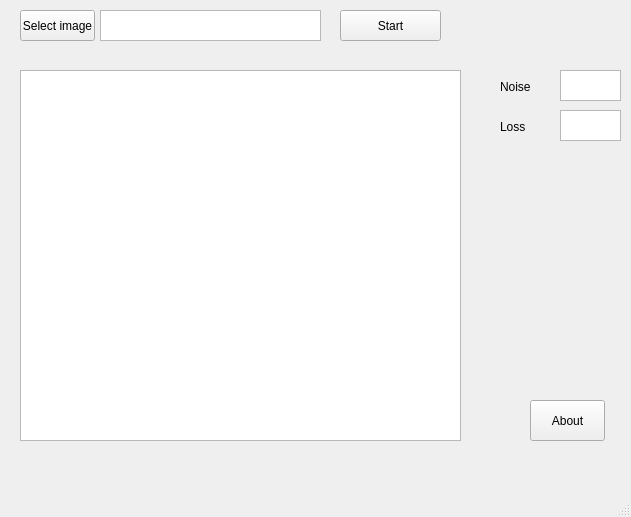
Old version of the form mainwindow.ui in the repository AndresMDQ25/communicationChannels.
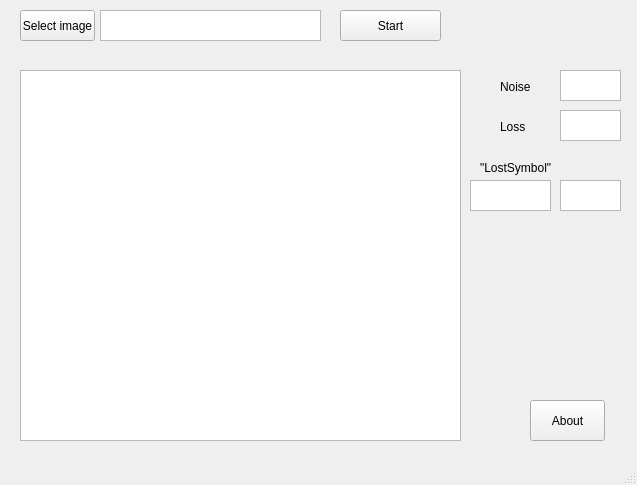
New version of the form.

Diff of the .ui file:
```diff
--- a/mainwindow.ui
+++ b/mainwindow.ui
@@ -6,8 +6,8 @@
    <rect>
     <x>0</x>
     <y>0</y>
-    <width>631</width>
-    <height>517</height>
+    <width>637</width>
+    <height>485</height>
    </rect>
   </property>
   <property name="windowTitle">
@@ -128,6 +128,39 @@
      <string>Loss</string>
     </property>
    </widget>
+   <widget class="QLabel" name="lostSymbolLabel">
+    <property name="geometry">
+     <rect>
+      <x>480</x>
+      <y>160</y>
+      <width>101</width>
+      <height>16</height>
+     </rect>
+    </property>
+    <property name="text">
+     <string>&quot;LostSymbol&quot;</string>
+    </property>
+   </widget>
+   <widget class="QTextBrowser" name="lostSymbolBox">
+    <property name="geometry">
+     <rect>
+      <x>470</x>
+      <y>180</y>
+      <width>81</width>
+      <height>31</height>
+     </rect>
+    </property>
+   </widget>
+   <widget class="QTextBrowser" name="lostSymbolProbBox">
+    <property name="geometry">
+     <rect>
+      <x>560</x>
+      <y>180</y>
+      <width>61</width>
+      <height>31</height>
+     </rect>
+    </property>
+   </widget>
   </widget>
   <widget class="QMenuBar" name="menuBar">
    <property name="geometry">
```
Left out of the diff: 2 changed lines with no effect on the pictures.
